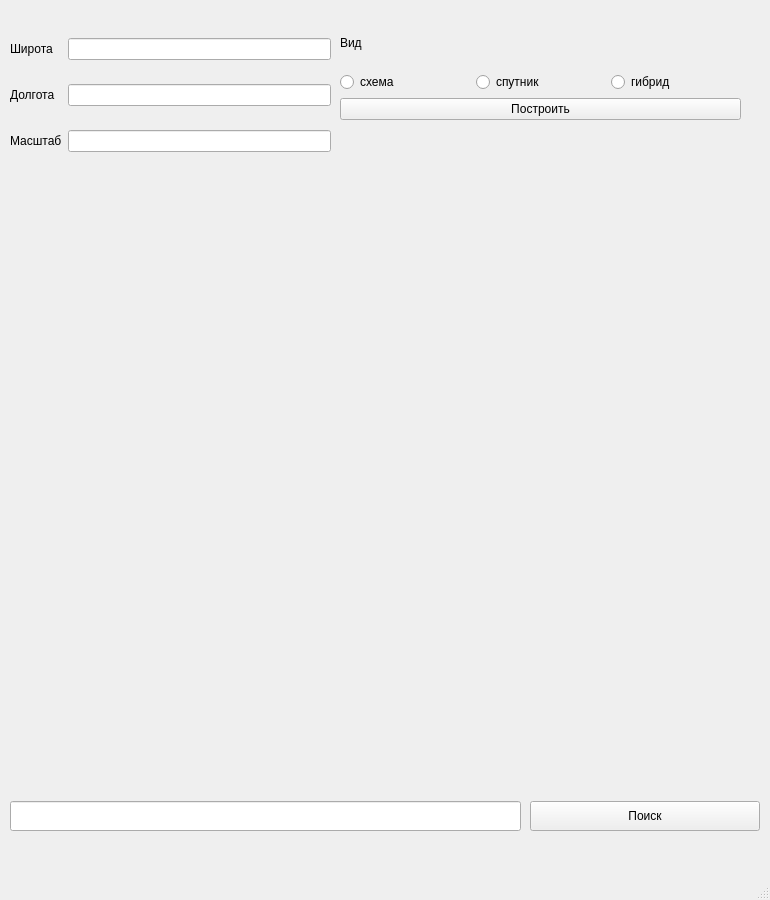
This is des.ui in Darya-Tolmeneva/BigProject0-0 as Qt 5 draws it before an edit. The edited form follows.
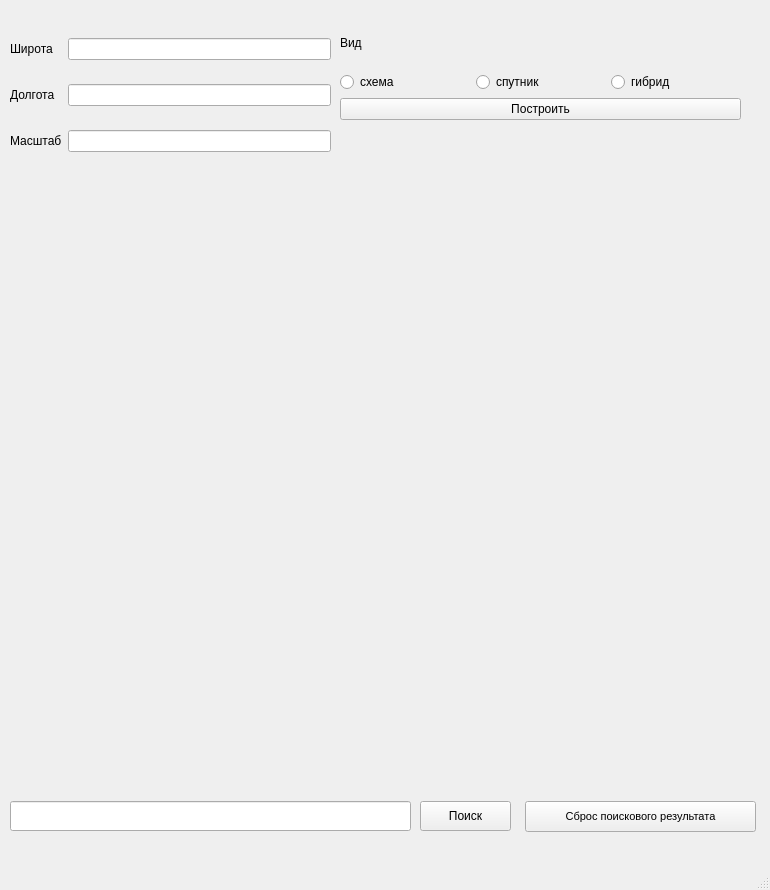
This is the edited form.

Commit message: Кнопка сброса поискового результата

Diff of the .ui file:
```diff
--- a/des.ui
+++ b/des.ui
@@ -7,7 +7,7 @@
     <x>0</x>
     <y>0</y>
     <width>770</width>
-    <height>900</height>
+    <height>890</height>
    </rect>
   </property>
   <property name="windowTitle">
@@ -132,7 +132,7 @@
      <rect>
       <x>10</x>
       <y>801</y>
-      <width>511</width>
+      <width>401</width>
       <height>30</height>
      </rect>
     </property>
@@ -140,9 +140,9 @@
    <widget class="QPushButton" name="pushButton_2">
     <property name="geometry">
      <rect>
-      <x>530</x>
+      <x>420</x>
       <y>801</y>
-      <width>230</width>
+      <width>91</width>
       <height>30</height>
      </rect>
     </property>
@@ -150,6 +150,24 @@
      <string>Поиск</string>
     </property>
    </widget>
+   <widget class="QPushButton" name="pushButton_3">
+    <property name="geometry">
+     <rect>
+      <x>525</x>
+      <y>801</y>
+      <width>231</width>
+      <height>31</height>
+     </rect>
+    </property>
+    <property name="font">
+     <font>
+      <pointsize>8</pointsize>
+     </font>
+    </property>
+    <property name="text">
+     <string>Сброс поискового результата</string>
+    </property>
+   </widget>
   </widget>
   <widget class="QMenuBar" name="menubar">
    <property name="geometry">
```
The commit also changes 1 other file.
